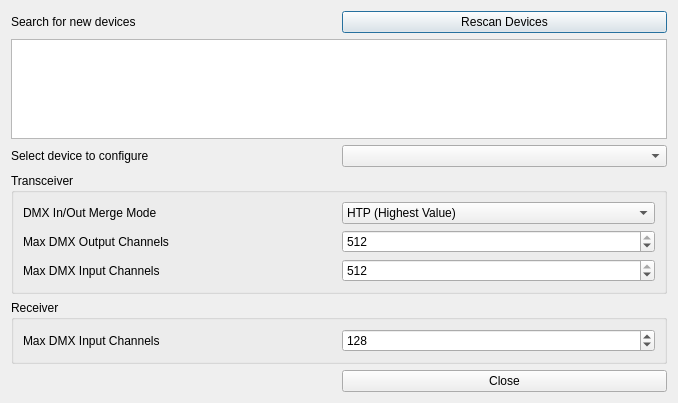
This is StageRunner/plugins/yadi/src/yadiconfigdialog.ui in Pit1966/StageRunner as Qt 5 draws it before an edit. The edited form follows.
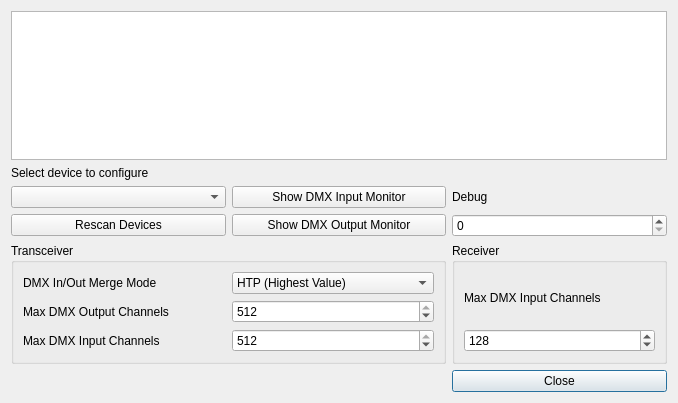
This is the edited form.

Commit message: DMX Yadi Plugin mit Monitoranzeigen für Input/Output erweitert

```diff
--- a/StageRunner/plugins/yadi/src/yadiconfigdialog.ui
+++ b/StageRunner/plugins/yadi/src/yadiconfigdialog.ui
@@ -14,7 +14,7 @@
    <string>YADI DMX Configuration</string>
   </property>
   <layout class="QGridLayout" name="gridLayout">
-   <item row="3" column="0" colspan="2">
+   <item row="5" column="0" colspan="2">
     <widget class="QGroupBox" name="transceiverGroup">
      <property name="title">
       <string>Transceiver</string>
@@ -99,15 +99,8 @@
      </layout>
     </widget>
    </item>
-   <item row="2" column="1">
-    <widget class="QComboBox" name="selectDeviceCombo"/>
-   </item>
-   <item row="0" column="0">
-    <widget class="QLabel" name="rescanDevLabel">
-     <property name="text">
-      <string>Search for new devices</string>
-     </property>
-    </widget>
+   <item row="1" column="0" colspan="3">
+    <widget class="QTextEdit" name="textEdit"/>
    </item>
    <item row="2" column="0">
     <widget class="QLabel" name="selectDeviceLabel">
@@ -116,37 +109,20 @@
      </property>
     </widget>
    </item>
-   <item row="1" column="0" colspan="2">
-    <widget class="QTextEdit" name="textEdit"/>
-   </item>
-   <item row="0" column="1">
-    <widget class="QPushButton" name="rescanDevButton">
-     <property name="text">
-      <string>Rescan Devices</string>
-     </property>
-    </widget>
-   </item>
-   <item row="5" column="1">
+   <item row="6" column="2">
     <widget class="QPushButton" name="closeButton">
      <property name="text">
       <string>Close</string>
      </property>
     </widget>
    </item>
-   <item row="4" column="0" colspan="2">
+   <item row="5" column="2">
     <widget class="QGroupBox" name="receiverGroup">
      <property name="title">
       <string>Receiver</string>
      </property>
      <layout class="QGridLayout" name="gridLayout_3">
-      <item row="0" column="0">
-       <widget class="QLabel" name="label_2">
-        <property name="text">
-         <string>Max DMX Input Channels</string>
-        </property>
-       </widget>
-      </item>
-      <item row="0" column="1">
+      <item row="1" column="1">
        <widget class="QSpinBox" name="rxMaxInChannelsSpin">
         <property name="minimum">
          <number>4</number>
@@ -159,9 +135,50 @@
         </property>
        </widget>
       </item>
+      <item row="0" column="1">
+       <widget class="QLabel" name="label_2">
+        <property name="text">
+         <string>Max DMX Input Channels</string>
+        </property>
+       </widget>
+      </item>
      </layout>
     </widget>
    </item>
+   <item row="3" column="1">
+    <widget class="QPushButton" name="showDmxInButton">
+     <property name="text">
+      <string>Show DMX Input Monitor</string>
+     </property>
+    </widget>
+   </item>
+   <item row="3" column="0">
+    <widget class="QComboBox" name="selectDeviceCombo"/>
+   </item>
+   <item row="4" column="1">
+    <widget class="QPushButton" name="showDmxOutButton">
+     <property name="text">
+      <string>Show DMX Output Monitor</string>
+     </property>
+    </widget>
+   </item>
+   <item row="4" column="2">
+    <widget class="QSpinBox" name="debugSpin"/>
+   </item>
+   <item row="4" column="0">
+    <widget class="QPushButton" name="rescanDevButton">
+     <property name="text">
+      <string>Rescan Devices</string>
+     </property>
+    </widget>
+   </item>
+   <item row="3" column="2">
+    <widget class="QLabel" name="debugLabel">
+     <property name="text">
+      <string>Debug</string>
+     </property>
+    </widget>
+   </item>
   </layout>
  </widget>
  <resources/>
```
The commit also changes 25 other files.
